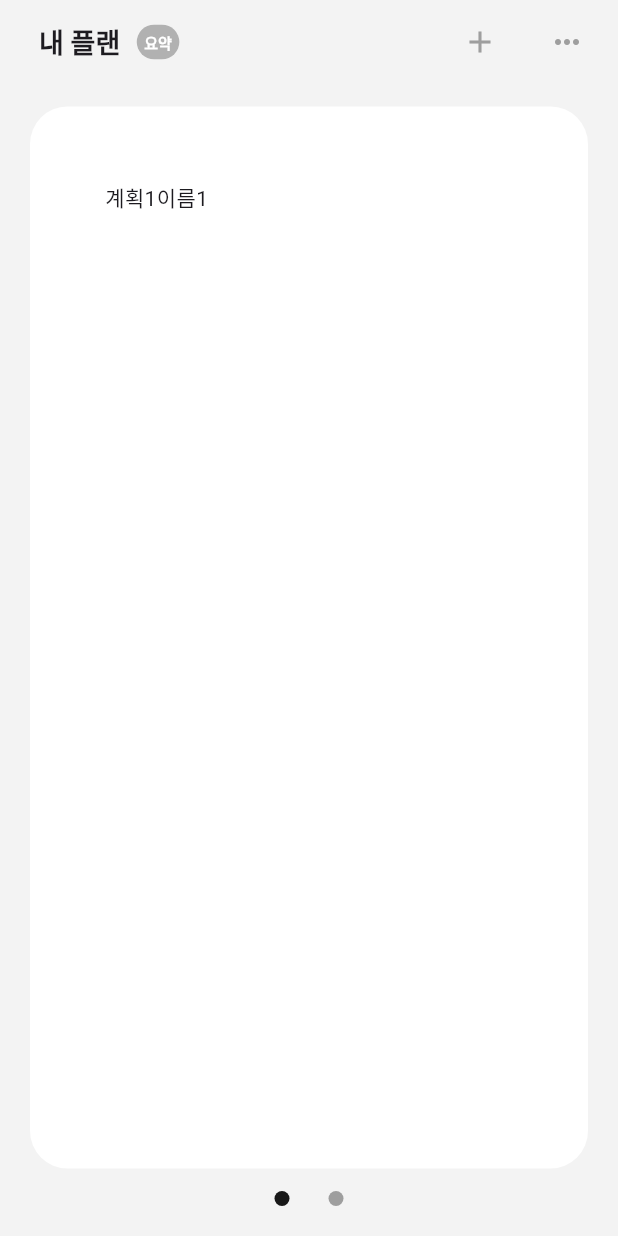
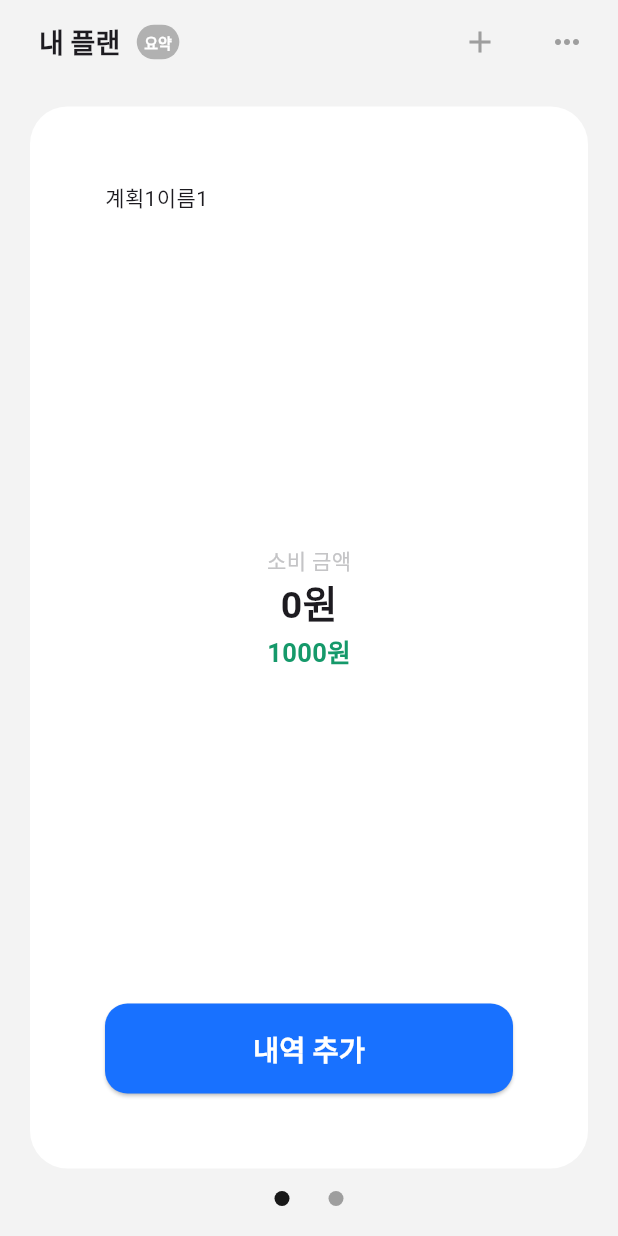
Before and after one commit to flutter-fantastic-crew/sconCloneCoding, a Flutter app: the screen it shows after launch, on a phone screen of 412 x 824 dp. Run offline on Flutter 3.47's test engine with Material 3 defaults, Android fonts, the phone set to English and light mode, and no system bars.

Commit message:
메인화면 페이지 데이터 연동

```diff
--- a/lib/home_page.dart
+++ b/lib/home_page.dart
@@ -2,6 +2,9 @@ import 'package:flutter/material.dart';
 import 'package:provider/provider.dart';
 import 'package:sang/view_model/home_page_view_model.dart';
 import 'package:sang/widget/appbar_widget.dart';
+
+import 'entity/plan_data_entity.dart';
+import 'entity/plan_history_entity.dart';
 
 class HomePage extends StatelessWidget {
   @override
@@ -30,8 +33,86 @@ class HomePage extends StatelessWidget {
                                 borderRadius: BorderRadius.circular(25),
                                 color: Colors.white,
                               ),
-                              child:
-                                  Text(homePageViewModel.plans[index].planName),
+                              child: Column(
+                                mainAxisAlignment:
+                                    MainAxisAlignment.spaceBetween,
+                                children: [
+                                  SizedBox(
+                                      width: double.infinity,
+                                      child: Text(homePageViewModel
+                                          .plans[index].planName)),
+                                  Column(
+                                    children: [
+                                      const Text(
+                                        "소비 금액",
+                                        style:
+                                            TextStyle(color: Color(0xffC4C4C6)),
+                                      ),
+                                      Text(
+                                        "${homePageViewModel.plans[index].getTotalExpenses()}원",
+                                        style: const TextStyle(
+                                            fontWeight: FontWeight.bold,
+                                            fontSize: 25),
+                                      ),
+                                      Text(
+                                        "${homePageViewModel.plans[index].totalPlan}원",
+                                        style: const TextStyle(
+                                            color: Color(0xff15996A),
+                                            fontWeight: FontWeight.bold,
+                                            fontSize: 17),
+                                      )
+                                    ],
+                                  ),
+                                  SizedBox(
+                                    width: double.infinity,
+                                    height: 60,
+                                    child: ElevatedButton(
+                                        style: ElevatedButton.styleFrom(
+                                            foregroundColor: Colors.white,
+                                            backgroundColor: Color(0xFF1871FF),
+                                            shape: RoundedRectangleBorder(
+                                                borderRadius:
+                                                    BorderRadius.circular(
+                                                        15)), //글자색
+                                            alignment: Alignment.center,
+                                            textStyle: const TextStyle(
+                                                fontSize: 19,
+                                                fontWeight: FontWeight.bold)),
+                                        onPressed: () {
+                                          homePageViewModel
+                                              .addPlan(PlanDataEntity(
+                                                  planId: 0,
+                                                  planStartDate: DateTime.now(),
+                                                  planEndDate: DateTime.now(),
+                                                  planMemo: "메모2메모2",
+                                                  planName: "계획2이름2",
+                                                  planIcon: "아이콘",
+                                                  planHistory: [
+                                                    PlanHistoryEntity(
+                                                        planHistoryId: 0,
+                                                        memo: "메모메모",
+                                                        createAt:
+                                                            DateTime.now(),
+                                                        price: 100,
+                                                        planType:
+                                                            PlanType.expenses),
+                                                    PlanHistoryEntity(
+                                                        planHistoryId: 1,
+                                                        memo: "메모메모1",
+                                                        createAt:
+                                                            DateTime.now(),
+                                                        price: 500,
+                                                        planType:
+                                                            PlanType.income)
+                                                  ],
+                                                  totalPlan: 1000));
+                                        },
+                                        child: const Text(
+                                          "내역 추가",
+                                        )),
+                                  ),
+                                ],
+                              ),
                             );
                           },
                           itemCount: homePageViewModel.plans.length),
```
